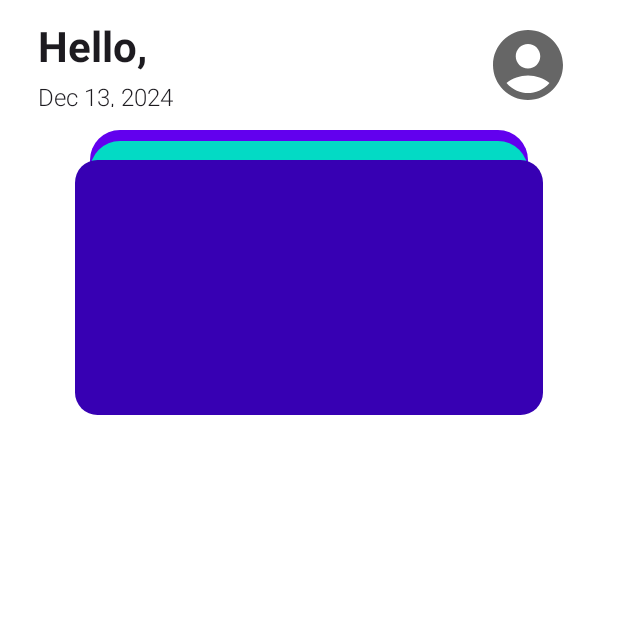
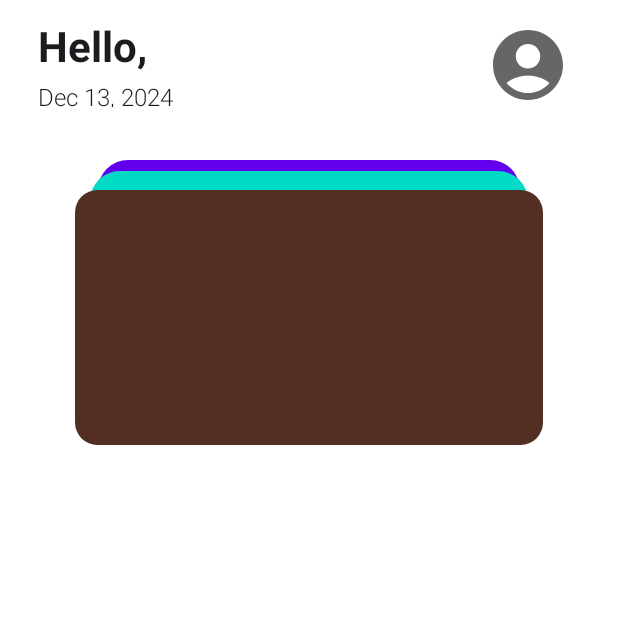
Before and after one commit to Lisa-Huynh/TrackIt, an Android app built with Jetpack Compose: the HomeScreen screen opened through its navigation route, on a phone screen of 412 x 824 dp, the top half of it. Run offline under Robolectric (Android 15) with nearby library versions, the phone set to English and light mode, and no system bars; our stand-ins replace Dagger/Hilt's generated code, Firebase (no records; nobody signed in at launch, a user with empty details on screens opened directly).

Commit message:
Add Wallet UI on Home screen

```diff
--- a/app/src/main/java/com/example/trackit/MainActivity.kt
+++ b/app/src/main/java/com/example/trackit/MainActivity.kt
@@ -23,6 +23,7 @@ import com.example.trackit.onboarding.login.LoginScreen
 import com.example.trackit.onboarding.userinfo.UserInfoScreen
 import com.example.trackit.profile.ProfileScreen
 import com.example.trackit.ui.theme.AppTheme
+import com.example.trackit.wallet.WalletScreen
 import dagger.hilt.android.AndroidEntryPoint
 
 @AndroidEntryPoint
@@ -82,6 +83,9 @@ class MainActivity : ComponentActivity() {
                             composable<Route.Profile> {
                                 ProfileScreen()
                             }
+                            composable<Route.Wallet> {
+                                WalletScreen()
+                            }
                         }
                     }
                 }
--- a/app/src/main/java/com/example/trackit/home/HomeScreen.kt
+++ b/app/src/main/java/com/example/trackit/home/HomeScreen.kt
@@ -1,7 +1,7 @@
 package com.example.trackit.home
 
-import android.content.res.Resources.Theme
 import androidx.compose.foundation.background
+import androidx.compose.foundation.clickable
 import androidx.compose.foundation.layout.*
 import androidx.compose.foundation.shape.RoundedCornerShape
 import androidx.compose.material.*
@@ -14,7 +14,6 @@ import androidx.compose.material3.IconButton
 import androidx.compose.material.Icon
 import androidx.compose.material.icons.Icons
 import androidx.compose.material.icons.rounded.*
-import androidx.compose.material3.Shapes
 import androidx.compose.runtime.collectAsState
 import androidx.compose.runtime.getValue
 import androidx.compose.ui.Alignment
@@ -23,7 +22,6 @@ import androidx.compose.ui.tooling.preview.Preview
 import androidx.hilt.navigation.compose.hiltViewModel
 import com.example.trackit.data.models.Profile
 import com.example.trackit.ui.theme.*
-import kotlinx.serialization.json.JsonNull.content
 
 @Composable
 fun HomeScreen(
@@ -39,7 +37,9 @@ fun HomeScreen(
             date = viewModel.currentDate,
             onProfileIconClick = viewModel::onProfileIconClick,
         )
-        HomeScreenContent()
+        HomeScreenContent(
+            onWalletClick = viewModel::onWalletClick,
+        )
     }
 }
 
@@ -92,39 +92,51 @@ fun HomeScreenTopBar(
 }
 
 @Composable
-fun HomeScreenContent() {
+fun HomeScreenContent(
+    onWalletClick: () -> Unit,
+) {
     val modifier = Modifier.fillMaxWidth()
     Column(
-        modifier = modifier,
+        modifier = modifier.padding(vertical = 20.dp),
         horizontalAlignment = Alignment.CenterHorizontally,
     ) {
-        WalletSection(modifier)
+        WalletSection(
+            modifier,
+            onWalletClick,
+        )
     }
 }
 
 @Composable
-fun WalletSection(modifier: Modifier) {
+fun WalletSection(
+    modifier: Modifier,
+    onWalletClick: () -> Unit,
+) {
     Box(
         modifier = modifier
             .padding(horizontal = 50.dp)
+            .clickable { onWalletClick.invoke() }
     ) {
-        Box(modifier = modifier.padding(horizontal = 10.dp)
+        Box(modifier = modifier
+            .padding(horizontal = 15.dp)
             .align(Alignment.TopCenter)
             .height(50.dp)
             .clip(shape = RoundedCornerShape(20.dp))
             .background(color = MaterialTheme.colors.primary)
         )
-        Box(modifier = modifier.padding(start = 10.dp, end = 10.dp, top = 7.dp)
+        Box(modifier = modifier
+            .padding(start = 10.dp, end = 10.dp, top = 7.dp)
             .align(Alignment.TopCenter)
             .height(50.dp)
             .clip(shape = RoundedCornerShape(20.dp))
             .background(color = MaterialTheme.colors.secondary)
         )
-        Box(modifier = modifier.padding(top = 20.dp)
+        Box(modifier = modifier
+            .padding(top = 20.dp)
             .align(Alignment.BottomCenter)
             .height(170.dp)
             .clip(shape = RoundedCornerShape(15.dp))
-            .background(color = MaterialTheme.colors.primaryVariant),
+            .background(color = MaterialTheme.colors.surface),
         )
     }
 }
--- a/app/src/main/java/com/example/trackit/home/HomeViewModel.kt
+++ b/app/src/main/java/com/example/trackit/home/HomeViewModel.kt
@@ -40,4 +40,10 @@ class HomeViewModel @Inject constructor(
             Navigator.goTo(Route.Profile)
         }
     }
+
+    fun onWalletClick() {
+        viewModelScope.launch {
+            Navigator.goTo(Route.Wallet)
+        }
+    }
 }
--- a/app/src/main/java/com/example/trackit/navigation/Route.kt
+++ b/app/src/main/java/com/example/trackit/navigation/Route.kt
@@ -14,4 +14,7 @@ sealed class Route {
 
     @Serializable
     data object Profile : Route()
+
+    @Serializable
+    data object Wallet : Route()
 }
--- a/app/src/main/java/com/example/trackit/ui/theme/Color.kt
+++ b/app/src/main/java/com/example/trackit/ui/theme/Color.kt
@@ -8,6 +8,7 @@ val Purple200 = Color(0xFFBB86FC)
 val Purple500 = Color(0xFF6200EE)
 val Purple700 = Color(0xFF3700B3)
 val Teal200 = Color(0xFF03DAC5)
+val WalletBrown = Color(0xFF522E23)
 
 val LightGray = Color(0xFFFCFCFC)
 val MediumGray = Color(0xFF9C9C9C)
--- a/app/src/main/java/com/example/trackit/ui/theme/Theme.kt
+++ b/app/src/main/java/com/example/trackit/ui/theme/Theme.kt
@@ -9,13 +9,15 @@ import androidx.compose.runtime.Composable
 private val DarkColorScheme = darkColors(
     primary = Purple200,
     primaryVariant = Purple700,
-    secondary = Teal200
+    secondary = Teal200,
+    surface = WalletBrown,
 )
 
 private val LightColorScheme = lightColors(
     primary = Purple500,
     primaryVariant = Purple700,
-    secondary = Teal200
+    secondary = Teal200,
+    surface = WalletBrown,
 )
 
 @Composable
--- a/app/src/main/res/values/colors.xml
+++ b/app/src/main/res/values/colors.xml
@@ -7,4 +7,5 @@
     <color name="teal_700">#FF018786</color>
     <color name="black">#FF000000</color>
     <color name="white">#FFFFFFFF</color>
+    <color name="wallet_brown">#33160d</color>
 </resources>
```
